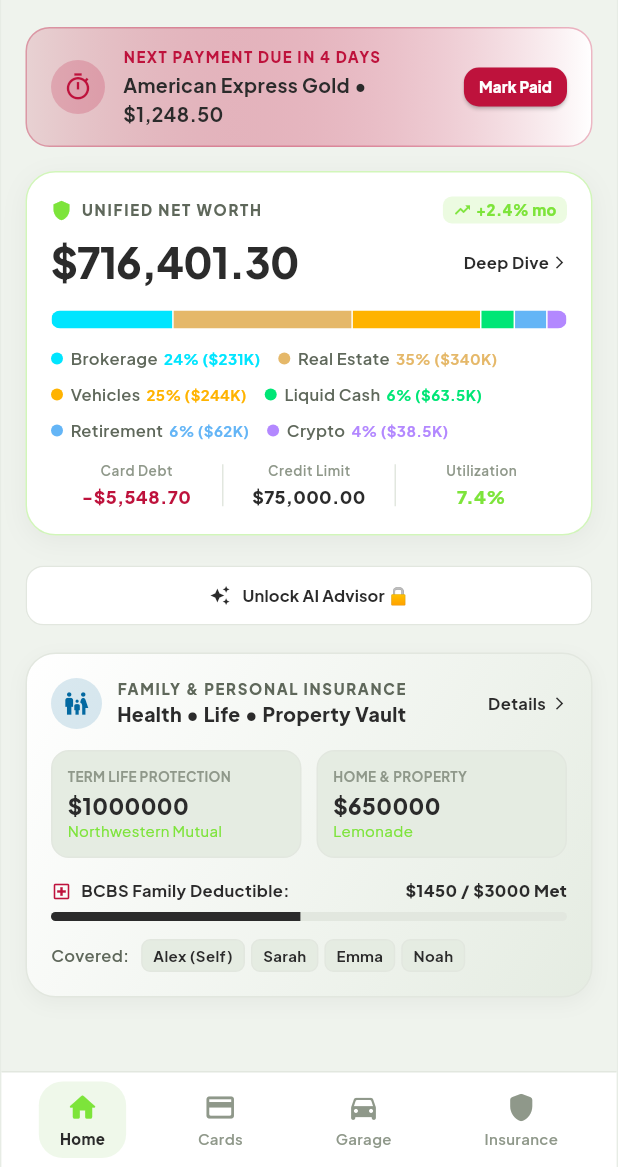
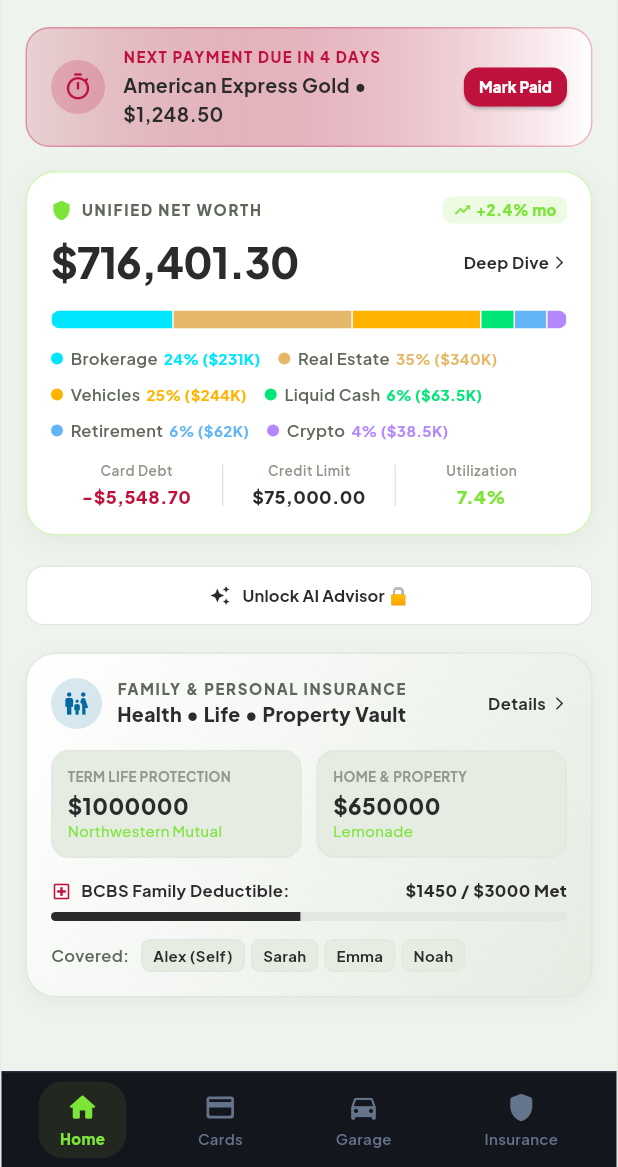
Before and after one commit to chiraghs/Aegis, a Flutter app: the screen it shows after launch, on a phone screen of 412 x 824 dp, the part 69-1236 px from its top. Run offline on Flutter 3.47's test engine with Material 3 defaults, Android fonts, the phone set to English and light mode, and no system bars; our stand-ins replace google_fonts; missing offline and left inert: onesignal_flutter, purchases_flutter; network calls fail.

Commit message:
fix: dark mode uses light content surfaces matching Cards, nav stays dark

```diff
--- a/aegis/lib/constants/theme.dart
+++ b/aegis/lib/constants/theme.dart
@@ -133,31 +133,31 @@ class ThemePalette {
     );
   }
 
-  /// Dark Palette: Stealth graphite & matte obsidian
+  /// Dark Palette: Light content surfaces (matching Cards screen), dark nav bar
   static const ThemePalette dark = ThemePalette(
     brightness: Brightness.dark,
-    background: Color(0xFF0C0D11),
-    surface: Color(0xFF14161E),
-    surfaceCard: Color(0xFF1A1D27),
-    surfaceCardElevated: Color(0xFF222634),
-    surfaceBorder: Color(0xFF2A2E3D),
-    surfaceBorderLight: Color(0xFF383D50),
-    goldAccent: Color(0xFFD4AF37), // Matte champagne brass
+    background: Color(0xFFEFF3ED),        // Same as Cards: AegisCloudPalette.grey
+    surface: Color(0xFFFFFFFF),           // Same as Cards: AegisCloudPalette.cloud
+    surfaceCard: Color(0xFFFFFFFF),       // White card surfaces
+    surfaceCardElevated: Color(0xFFE5ECE2), // Slightly tinted elevated
+    surfaceBorder: Color(0xFFE2E7DF),     // Same as Cards: AegisCloudPalette.greyBorder
+    surfaceBorderLight: Color(0xFFD6DDD2),
+    goldAccent: Color(0xFFD4AF37),        // Champagne brass
     goldAccentLight: Color(0xFFE6C875),
-    emeraldAccent: Color(0xFF7DE43A), // Aegis Mint Green
-    cyanAccent: Color(0xFF0EA5E9), // Slate cyan
-    crimsonAccent: Color(0xFFF43F5E), // Terracotta crimson
-    amberAccent: Color(0xFFF59E0B),
-    textPrimary: Color(0xFFF1F5F9),
-    textSecondary: Color(0xFF94A3B8),
-    textMuted: Color(0xFF64748B),
+    emeraldAccent: Color(0xFF4CAF7D),     // Aegis Mint Green (matches Cards mintGreen)
+    cyanAccent: Color(0xFF0369A1),
+    crimsonAccent: Color(0xFFBE123C),     // Berry crimson (readable on light bg)
+    amberAccent: Color(0xFFB45309),
+    textPrimary: Color(0xFF2B2B2B),       // Same as Cards: AegisCloudPalette.charcoal
+    textSecondary: Color(0xFF5F685B),     // Same as Cards: AegisCloudPalette.textSecondary
+    textMuted: Color(0xFF8F988A),
     goldGradient: LinearGradient(
-      colors: [Color(0xFFDFC27D), Color(0xFFB8860B)],
+      colors: [Color(0xFFC59B3C), Color(0xFF9E742E)],
       begin: Alignment.topLeft,
       end: Alignment.bottomRight,
     ),
     blackEditionGradient: LinearGradient(
-      colors: [Color(0xFF222634), Color(0xFF14161E)],
+      colors: [Color(0xFF1E232E), Color(0xFF0F121A)],
       begin: Alignment.topLeft,
       end: Alignment.bottomRight,
     ),
@@ -177,7 +177,7 @@ class ThemePalette {
       end: Alignment.bottomRight,
     ),
     cardOverlay: LinearGradient(
-      colors: [Color(0x14FFFFFF), Color(0x05FFFFFF)],
+      colors: [Color(0x08000000), Color(0x03000000)],
       begin: Alignment.topLeft,
       end: Alignment.bottomRight,
     ),
--- a/aegis/lib/screens/navigation_scaffold.dart
+++ b/aegis/lib/screens/navigation_scaffold.dart
@@ -74,10 +74,10 @@ class _NavigationScaffoldState extends State<NavigationScaffold> {
                   children: screens,
                 ),
           bottomNavigationBar: Container(
-        decoration: BoxDecoration(
-          color: AppTheme.surface,
+        decoration: const BoxDecoration(
+          color: Color(0xFF14161E),        // Always dark nav bar
           border: Border(
-            top: BorderSide(color: AppTheme.surfaceBorder, width: 1),
+            top: BorderSide(color: Color(0xFF2A2E3D), width: 1),
           ),
         ),
         child: SafeArea(
@@ -103,7 +103,6 @@ class _NavigationScaffoldState extends State<NavigationScaffold> {
 
   Widget _buildNavItem({required IconData icon, required String label, required int index}) {
     final isSelected = _currentIndex == index;
-    final isDark = Theme.of(context).brightness == Brightness.dark;
 
     return GestureDetector(
       onTap: () => _onTabSelected(index),
@@ -112,9 +111,7 @@ class _NavigationScaffoldState extends State<NavigationScaffold> {
         duration: const Duration(milliseconds: 200),
         padding: const EdgeInsets.symmetric(horizontal: 14, vertical: 6),
         decoration: BoxDecoration(
-          color: isSelected
-              ? (isDark ? const Color(0xFF222820) : const Color(0xFFEFF8EA))
-              : Colors.transparent,
+          color: isSelected ? const Color(0xFF222820) : Colors.transparent,
           borderRadius: BorderRadius.circular(16),
         ),
         child: Column(
@@ -123,7 +120,7 @@ class _NavigationScaffoldState extends State<NavigationScaffold> {
             Icon(
               icon,
               size: 22,
-              color: isSelected ? const Color(0xFF7DE43A) : AppTheme.textMuted,
+              color: isSelected ? const Color(0xFF7DE43A) : const Color(0xFF64748B),
             ),
             const SizedBox(height: 3),
             Text(
@@ -131,9 +128,7 @@ class _NavigationScaffoldState extends State<NavigationScaffold> {
               style: TextStyle(
                 fontSize: 10,
                 fontWeight: isSelected ? FontWeight.w800 : FontWeight.w600,
-                color: isSelected
-                    ? (isDark ? const Color(0xFF7DE43A) : const Color(0xFF2B2B2B))
-                    : AppTheme.textMuted,
+                color: isSelected ? const Color(0xFF7DE43A) : const Color(0xFF64748B),
               ),
             ),
           ],
```
Also changed, not shown: aegis/lib/screens/garage_screen.dart (+5 -5 lines), 2 other files.
